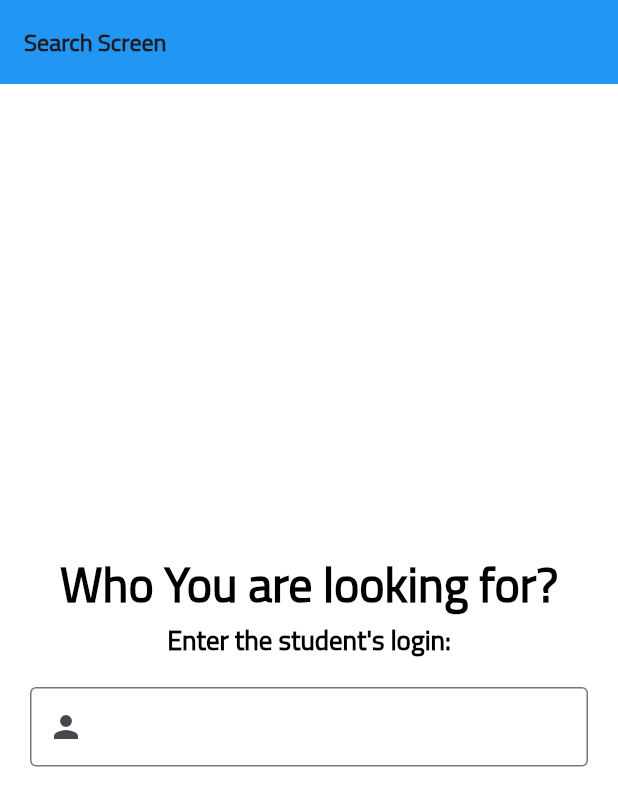
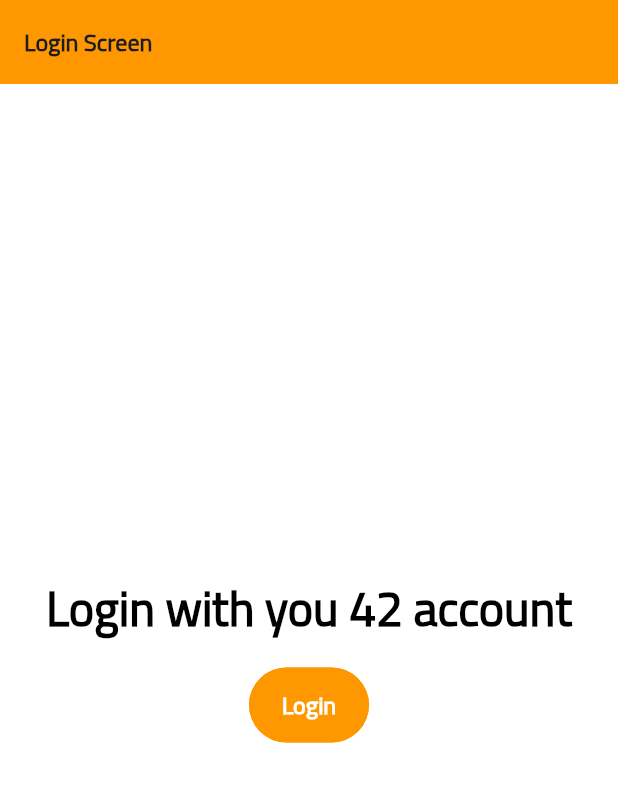
Before and after one commit to barimehdi77/Swifty-Companion, a Flutter app: the screen it shows after launch, on a phone screen of 412 x 824 dp. Shown: the top 806 px of the screen. Run offline on Flutter 3.47's test engine with Material 3 defaults, Android fonts, the phone set to English and light mode, and no system bars; drawn by our look-alikes of getwidget; our stand-ins replace flutter_dotenv; missing offline and left inert: oauth2_client.

Commit message:
feat: integrate the oauth2 with 42

```diff
--- /dev/null
+++ b/lib/constants/environment/api_endpoints.dart
@@ -0,0 +1,5 @@
+class ApiEndpoints {
+  static const String intraURL = 'https://api.intra.42.fr';
+  static const String authorizeURL = 'https://api.intra.42.fr/oauth/authorize';
+  static const String tokenURL = 'https://api.intra.42.fr/oauth/token';
+}
--- a/lib/constants/themes/theme.dart
+++ b/lib/constants/themes/theme.dart
@@ -8,7 +8,7 @@ class SCAppTheme {
     useMaterial3: true,
     fontFamily: 'Cairo',
     brightness: Brightness.light,
-    primaryColor: Colors.blue,
+    primaryColor: Colors.orange,
     scaffoldBackgroundColor: Colors.white,
     textTheme: SCTextTheme.lightTextTheme,
   );
@@ -17,9 +17,8 @@ class SCAppTheme {
     useMaterial3: true,
     fontFamily: 'Cairo',
     brightness: Brightness.dark,
-    primaryColor: Colors.blue,
+    primaryColor: Colors.orange,
     scaffoldBackgroundColor: Colors.black,
     textTheme: SCTextTheme.darkTextTheme,
   );
-
 }
--- /dev/null
+++ b/lib/features/login/data/providers/authentication_provider.dart
@@ -0,0 +1,7 @@
+import 'package:flutter/material.dart';
+import 'package:swifty_companion/features/login/data/services/authentication_service.dart';
+
+class AuthenticationProvider extends ChangeNotifier {
+  final AuthenticationService authenticationService = AuthenticationService();
+  AuthenticationProvider();
+}
--- /dev/null
+++ b/lib/features/login/data/services/authentication_service.dart
@@ -0,0 +1,42 @@
+import 'package:flutter_dotenv/flutter_dotenv.dart';
+import 'package:oauth2_client/access_token_response.dart';
+import 'package:oauth2_client/oauth2_client.dart';
+import 'package:oauth2_client/oauth2_helper.dart';
+import 'package:swifty_companion/constants/environment/api_endpoints.dart';
+
+class AuthenticationService {
+  late final OAuth2Helper _oAuth2helper;
+  final client = OAuth2Client(
+      authorizeUrl: ApiEndpoints.authorizeURL,
+      tokenUrl: ApiEndpoints.tokenURL,
+      redirectUri: dotenv.env['REDIRECTURL'].toString(),
+      customUriScheme: dotenv.env['CUSTOMURISCHEME'].toString());
+
+  AuthenticationService() {
+    _oAuth2helper = OAuth2Helper(
+      client,
+      grantType: OAuth2Helper.authorizationCode,
+      clientId: dotenv.env['CLIENT_ID'].toString(),
+      clientSecret: dotenv.env['SECRET_CODE'].toString(),
+      scopes: ['public'],
+    );
+  }
+
+  OAuth2Helper get helper => _oAuth2helper;
+
+  Future<bool> checkToken() async {
+    try {
+      AccessTokenResponse? token = await _oAuth2helper.getToken();
+      if (token != null) {
+        if (token.isExpired()) {
+          await _oAuth2helper.refreshToken(token);
+          token = await _oAuth2helper.getToken();
+        }
+        return true;
+      }
+      return false;
+    } catch (e) {
+      return false;
+    }
+  }
+}
--- /dev/null
+++ b/lib/features/login/screens/login_screen.dart
@@ -0,0 +1,54 @@
+import 'package:flutter/material.dart';
+import 'package:getwidget/getwidget.dart';
+import 'package:provider/provider.dart';
+import 'package:swifty_companion/features/login/data/providers/authentication_provider.dart';
+
+class LoginScreen extends StatelessWidget {
+  const LoginScreen({super.key});
+
+  @override
+  Widget build(BuildContext context) {
+    final theme = Theme.of(context);
+    return Scaffold(
+      appBar: AppBar(
+        backgroundColor: theme.primaryColor,
+        title: const Text("Login Screen"),
+      ),
+      body: Container(
+        padding: const EdgeInsets.all(20),
+        child: Center(
+          child: Column(
+            mainAxisAlignment: MainAxisAlignment.center,
+            crossAxisAlignment: CrossAxisAlignment.center,
+            children: <Widget>[
+              Text(
+                'Login with you 42 account',
+                style: theme.textTheme.headlineLarge,
+              ),
+              const SizedBox(
+                height: 20,
+              ),
+              GFButton(
+                onPressed: () async {
+                  bool isLoggedIn = await context
+                      .read<AuthenticationProvider>()
+                      .authenticationService
+                      .checkToken();
+                  if (isLoggedIn && context.mounted) {
+                    Navigator.pushReplacementNamed(context, '/search');
+                  }
+                },
+                text: "Login",
+                shape: GFButtonShape.pills,
+                size: GFSize.LARGE,
+                color: theme.primaryColor,
+                textStyle:
+                    theme.textTheme.titleLarge!.copyWith(color: Colors.white),
+              ),
+            ],
+          ),
+        ),
+      ),
+    );
+  }
+}
--- a/lib/main.dart
+++ b/lib/main.dart
@@ -1,8 +1,14 @@
 import 'package:flutter/material.dart';
+import 'package:flutter_dotenv/flutter_dotenv.dart';
+import 'package:provider/provider.dart';
 import 'package:swifty_companion/constants/themes/theme.dart';
+import 'package:swifty_companion/features/login/data/providers/authentication_provider.dart';
+import 'package:swifty_companion/features/login/screens/login_screen.dart';
 import 'package:swifty_companion/features/search/screens/search_screen.dart';
 
-void main() {
+void main() async {
+  await dotenv.load(fileName: ".env");
+
   runApp(const MyApp());
 }
 
@@ -10,7 +16,13 @@ class MyApp extends StatelessWidget {
   const MyApp({super.key});
   @override
   Widget build(BuildContext context) {
-    return MaterialApp(
+    return MultiProvider(
+      providers: [
+        ChangeNotifierProvider(
+          create: (ctx) => AuthenticationProvider(),
+        )
+      ],
+      child: MaterialApp(
         title: 'Swifty Companion',
         debugShowCheckedModeBanner: false,
         themeMode: ThemeMode.system,
@@ -18,9 +30,11 @@ class MyApp extends StatelessWidget {
         darkTheme: SCAppTheme.darkTheme,
         // home: const MyHomePage(title: 'Flutter Demo Home Page'),
         routes: {
-        '/': (context) => const SearchScreen(),
+          '/': (context) => const LoginScreen(),
+          '/search': (context) => const SearchScreen(),
           // '/profile': (context) => ProfileScreen(),
         },
+      ),
     );
   }
 }
```
Also changed, not shown: lib/features/search/screens/search_screen.dart (+13 -0 lines), pubspec.yaml (+6 -2 lines), lib/helpers/oauth2_client_helper.dart (added), pubspec.lock, 9 other files. Lines whose indentation alone changed are shown as unchanged.
